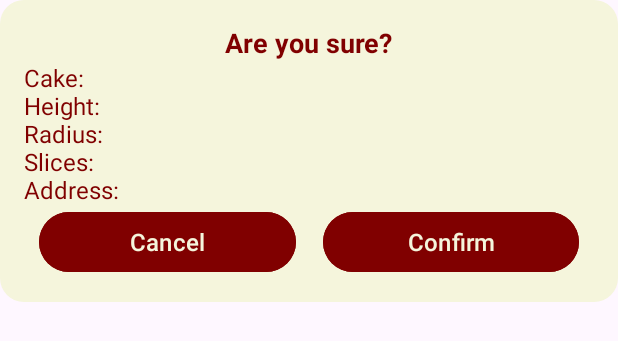
After one commit to Griart135/CakesProject, an Android app: the layout dialog_confirm_order.xml on its own in the app's theme, with its tools: preview values and no code run, on a phone screen of 412 x 824 dp. The commit adds this screen. Shown: the top 341 px of the screen. Run offline under Robolectric (Android 15) with nearby library versions, the phone set to English and light mode, and no system bars.

Commit message:
Changed all the toasts & added ,,Are you sure?,, dialog

```diff
--- a/app/build.gradle
+++ b/app/build.gradle
@@ -38,6 +38,8 @@ dependencies {
     implementation libs.constraintlayout
     implementation libs.recyclerview
     implementation 'androidx.appcompat:appcompat:1.6.1'
+    implementation 'com.google.android.material:material:1.9.0'
+    implementation 'androidx.recyclerview:recyclerview:1.3.0'
     implementation 'androidx.fragment:fragment:1.6.2'
     implementation "androidx.viewpager2:viewpager2:1.0.0"
     implementation 'com.google.firebase:firebase-auth'
--- a/app/src/main/java/com/example/afinal/CartActivity.java
+++ b/app/src/main/java/com/example/afinal/CartActivity.java
@@ -26,7 +26,7 @@ public class CartActivity extends AppCompatActivity {
         cartProducts = (ArrayList<Product>) getIntent().getSerializableExtra("cart");
 
         if (cartProducts == null || cartProducts.isEmpty()) {
-            Toast.makeText(this, "Cart is empty", Toast.LENGTH_SHORT).show();
+            ToastUtils.showCustomToast(this, "Cart is empty", Toast.LENGTH_SHORT);
             cartProducts = new ArrayList<>();
         }
 
@@ -35,12 +35,12 @@ public class CartActivity extends AppCompatActivity {
         }, new ProductAdapter.OnProductActionListener() {
             @Override
             public void onAddToFavorites(Product product) {
-                Toast.makeText(CartActivity.this, "added to favorite", Toast.LENGTH_SHORT).show();
+                ToastUtils.showCustomToast(CartActivity.this, "added to favorite", Toast.LENGTH_SHORT);
             }
 
             @Override
             public void onAddToCart(Product product) {
-                Toast.makeText(CartActivity.this, "added to cart", Toast.LENGTH_SHORT).show();
+                ToastUtils.showCustomToast(CartActivity.this, "added to cart", Toast.LENGTH_SHORT);
             }
         });
         recyclerView.setLayoutManager(new LinearLayoutManager(this));
--- a/app/src/main/java/com/example/afinal/FavoritesActivity.java
+++ b/app/src/main/java/com/example/afinal/FavoritesActivity.java
@@ -25,7 +25,7 @@ public class FavoritesActivity extends AppCompatActivity {
         favoriteProducts = (ArrayList<Product>) getIntent().getSerializableExtra("favorites");
 
         if (favoriteProducts == null || favoriteProducts.isEmpty()) {
-            Toast.makeText(this, "Избранное пусто", Toast.LENGTH_SHORT).show();
+            ToastUtils.showCustomToast(this, "Избранное пусто", Toast.LENGTH_SHORT);
             favoriteProducts = new ArrayList<>();
         }
 
@@ -33,12 +33,12 @@ public class FavoritesActivity extends AppCompatActivity {
         }, new ProductAdapter.OnProductActionListener() {
             @Override
             public void onAddToFavorites(Product product) {
-                Toast.makeText(FavoritesActivity.this, "Уже в избранном", Toast.LENGTH_SHORT).show();
+                ToastUtils.showCustomToast(FavoritesActivity.this, "Уже в избранном", Toast.LENGTH_SHORT);
             }
 
             @Override
             public void onAddToCart(Product product) {
-                Toast.makeText(FavoritesActivity.this, "Добавлено в корзину", Toast.LENGTH_SHORT).show();
+                ToastUtils.showCustomToast(FavoritesActivity.this, "Добавлено в корзину", Toast.LENGTH_SHORT);
             }
         });
 
--- a/app/src/main/java/com/example/afinal/MainActivity.java
+++ b/app/src/main/java/com/example/afinal/MainActivity.java
@@ -73,7 +73,7 @@ public class MainActivity extends AppCompatActivity {
             public void onAddToFavorites(Product product) {
                 if (!favoriteCakes.contains(product)) {
                     favoriteCakes.add(product);
-                    Toast.makeText(MainActivity.this, "Добавлено в избранное", Toast.LENGTH_SHORT).show();
+                    ToastUtils.showCustomToast(MainActivity.this, "Добавлено в избранное", Toast.LENGTH_SHORT);
                 }
             }
 
@@ -81,7 +81,7 @@ public class MainActivity extends AppCompatActivity {
             public void onAddToCart(Product product) {
                 if (!cartCakes.contains(product)) {
                     cartCakes.add(product);
-                    Toast.makeText(MainActivity.this, "Добавлено в корзину", Toast.LENGTH_SHORT).show();
+                    ToastUtils.showCustomToast(MainActivity.this, "Добавлено в корзину", Toast.LENGTH_SHORT);
                 }
             }
         });
@@ -205,7 +205,7 @@ public class MainActivity extends AppCompatActivity {
                 })
                 .collect(Collectors.toList());
         productAdapter.updateProducts(filtered);
-        Toast.makeText(this, "selected category: " + category, Toast.LENGTH_SHORT).show();
+        ToastUtils.showCustomToast(this, "selected category: " + category, Toast.LENGTH_SHORT);
     }
 
     private void shareApp() {
--- a/app/src/main/java/com/example/afinal/OrdersHistoryActivity.java
+++ b/app/src/main/java/com/example/afinal/OrdersHistoryActivity.java
@@ -34,7 +34,6 @@ public class OrdersHistoryActivity extends AppCompatActivity {
         setContentView(R.layout.activity_orders_history);
 
         try {
-            // Set up Toolbar
             Toolbar toolbar = findViewById(R.id.toolbar);
             setSupportActionBar(toolbar);
             if (getSupportActionBar() != null) {
--- /dev/null
+++ b/app/src/main/res/drawable/dialog_background.xml
@@ -0,0 +1,6 @@
+<?xml version="1.0" encoding="utf-8"?>
+<shape xmlns:android="http://schemas.android.com/apk/res/android"
+    android:shape="rectangle">
+    <solid android:color="#F5F5DC"/>
+    <corners android:radius="16dp"/>
+</shape>
--- /dev/null
+++ b/app/src/main/res/layout/dialog_confirm_order.xml
@@ -0,0 +1,61 @@
+<?xml version="1.0" encoding="utf-8"?>
+<androidx.constraintlayout.widget.ConstraintLayout
+    xmlns:android="http://schemas.android.com/apk/res/android"
+    xmlns:app="http://schemas.android.com/apk/res-auto"
+    android:layout_width="match_parent"
+    android:layout_height="wrap_content"
+    android:padding="16dp"
+    android:background="@drawable/dialog_background">
+
+    <TextView
+        android:id="@+id/dialog_title"
+        android:layout_width="wrap_content"
+        android:layout_height="wrap_content"
+        android:text="Are you sure?"
+        android:textSize="18sp"
+        android:textStyle="bold"
+        android:textColor="#800000"
+        app:layout_constraintTop_toTopOf="parent"
+        app:layout_constraintStart_toStartOf="parent"
+        app:layout_constraintEnd_toEndOf="parent"
+        android:layout_marginBottom="16dp"/>
+
+    <TextView
+        android:id="@+id/order_details"
+        android:layout_width="0dp"
+        android:layout_height="wrap_content"
+        android:text="Cake: \nHeight: \nRadius: \nSlices: \nAddress: "
+        android:textSize="16sp"
+        android:textColor="#800000"
+        app:layout_constraintTop_toBottomOf="@id/dialog_title"
+        app:layout_constraintStart_toStartOf="parent"
+        app:layout_constraintEnd_toEndOf="parent"
+        android:layout_marginBottom="16dp"/>
+
+    <Button
+        android:id="@+id/dialog_cancel_button"
+        android:layout_width="0dp"
+        android:layout_height="wrap_content"
+        android:text="Cancel"
+        android:backgroundTint="#800000"
+        android:textColor="#F5F5DC"
+        android:textSize="16sp"
+        app:layout_constraintTop_toBottomOf="@id/order_details"
+        app:layout_constraintStart_toStartOf="parent"
+        app:layout_constraintEnd_toStartOf="@id/dialog_confirm_button"
+        app:layout_constraintWidth_percent="0.45"
+        android:layout_marginEnd="8dp"/>
+
+    <Button
+        android:id="@+id/dialog_confirm_button"
+        android:layout_width="0dp"
+        android:layout_height="wrap_content"
+        android:text="Confirm"
+        android:backgroundTint="#800000"
+        android:textColor="#F5F5DC"
+        android:textSize="16sp"
+        app:layout_constraintTop_toBottomOf="@id/order_details"
+        app:layout_constraintStart_toEndOf="@id/dialog_cancel_button"
+        app:layout_constraintEnd_toEndOf="parent"
+        app:layout_constraintWidth_percent="0.45"/>
+</androidx.constraintlayout.widget.ConstraintLayout>
```
Also changed, not shown: app/src/main/java/com/example/afinal/ConfirmOrderDialogFragment.java (added, +80 -0 lines), app/src/main/java/com/example/afinal/LoginActivity.java (+5 -5 lines), app/src/main/java/com/example/afinal/OrderActivity.java (+17 -7 lines), app/src/main/java/com/example/afinal/SignupActivity.java (+5 -5 lines), app/src/main/res/layout/activity_order.xml (+11 -3 lines).
